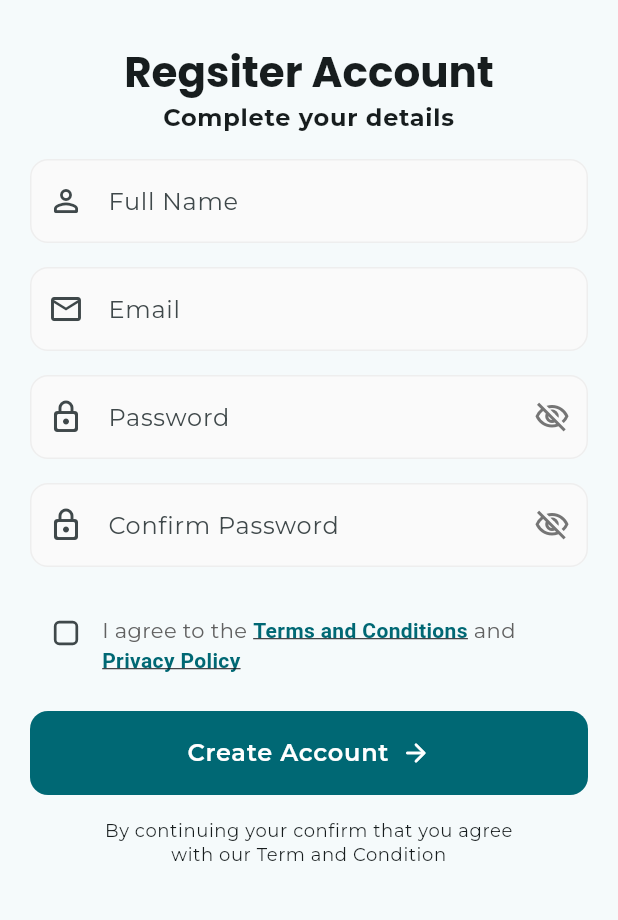
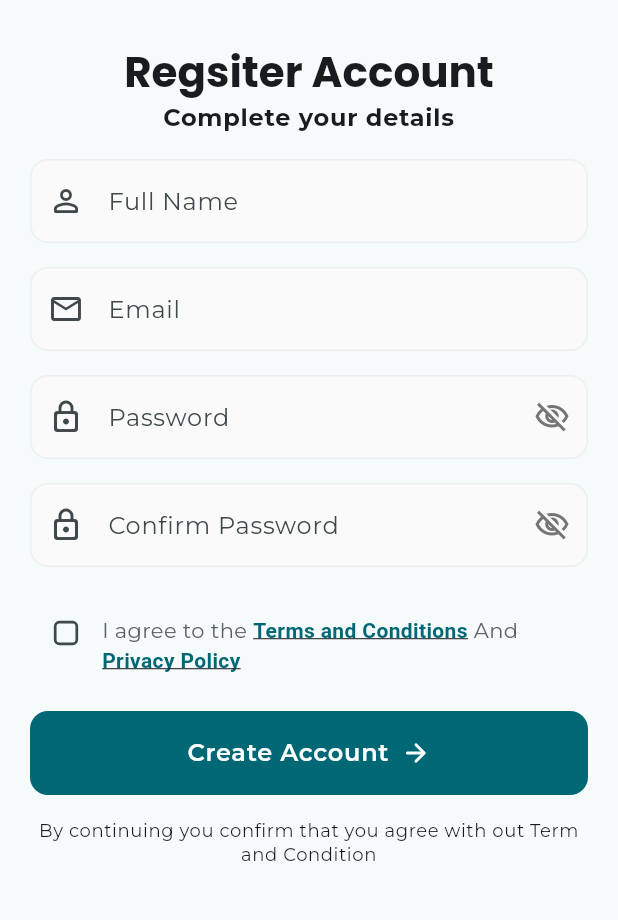
Before and after one commit to sandeeffendi/dicoding_story_app, a Flutter app: the screen it shows after launch, after a tap on "Continue", after a tap on "Sign Up", on a phone screen of 412 x 824 dp, the part 63-983 px from its top. Run offline on Flutter 3.47's test engine with Material 3 defaults, Android fonts, the light colour scheme and no system bars; our stand-ins replace freezed_annotation, geocoding, get_it, go_router, google_fonts, google_maps_flutter and 4 more; accounts and stored records are empty; network calls fail.

Commit message:
Merge Pull Request #15 from Branch feat/auth-part2 into Branch part-2
* feat(auth): improve localization on auth layer

* feat(auth): fix bug on logout flow

* tidy up

* feat(auth): fixing splash page bug

* tidy up

```diff
--- a/lib/core/constants/form_error_constant.dart
+++ b/lib/core/constants/form_error_constant.dart
@@ -3,14 +3,4 @@ class FormErrorConstants {
     r"^[a-zA-Z0-9.]+@[a-zA-Z0-9]+\.[a-zA-Z]+",
   );
   static final RegExp nameValidatorRegExp = RegExp(r'^[A-Za-z\s]+$');
-
-  static const String kEmailNullError = "Please Enter your email";
-  static const String kInvalidEmailError = "Please Enter Valid Email";
-  static const String kPassNullError = "Please Enter your password";
-  static const String kShortPassError = "Password is too short";
-  static const String kMatchPassError = "Passwords don't match";
-  static const String kNamelNullError = "Please Enter your name";
-  static const String kInvalidNameError = "Please Enter your name";
-  static const String kPhoneNumberNullError = "Please Enter your phone number";
-  static const String kAddressNullError = "Please Enter your address";
 }
--- a/lib/core/services/session_services.dart
+++ b/lib/core/services/session_services.dart
@@ -45,5 +45,6 @@ class SessionServices {
   // clear session method
   Future<void> clearSession() async {
     await _prefs.remove(_accessTokenKey);
+    await _prefs.remove(_userName);
   }
 }
--- a/lib/features/auth/pages/login/components/login_form.dart
+++ b/lib/features/auth/pages/login/components/login_form.dart
@@ -111,14 +111,14 @@ class _LoginFormState extends State<LoginForm>
               ),
               const SizedBox(height: 20),
               Text(
-                'Login Failed',
+                AppLocalizations.of(context)!.loginFailedTitle,
                 style: Theme.of(context).textTheme.headlineSmall?.copyWith(
                   fontWeight: FontWeight.bold,
                 ),
               ),
               const SizedBox(height: 12),
               Text(
-                message ?? 'Check your username or password and try again.',
+                message ?? AppLocalizations.of(context)!.checkUserNameTitle,
                 style: Theme.of(
                   context,
                 ).textTheme.bodyMedium?.copyWith(color: Colors.grey[600]),
@@ -138,7 +138,7 @@ class _LoginFormState extends State<LoginForm>
                           borderRadius: BorderRadius.circular(12),
                         ),
                       ),
-                      child: const Text('Sign Up'),
+                      child: Text(AppLocalizations.of(context)!.signUpTitle),
                     ),
                   ),
                   const SizedBox(width: 12),
@@ -153,7 +153,7 @@ class _LoginFormState extends State<LoginForm>
                           borderRadius: BorderRadius.circular(12),
                         ),
                       ),
-                      child: const Text('Try Again'),
+                      child: Text(AppLocalizations.of(context)!.tryAgainTitle),
                     ),
                   ),
                 ],
@@ -167,6 +167,8 @@ class _LoginFormState extends State<LoginForm>
 
   @override
   Widget build(BuildContext context) {
+    final local = AppLocalizations.of(context);
+
     return FadeTransition(
       opacity: _fadeAnimation,
       child: Form(
@@ -183,26 +185,26 @@ class _LoginFormState extends State<LoginForm>
               onFieldSubmitted: (_) => _passwordFocusNode.requestFocus(),
               onChanged: (value) {
                 if (value.isNotEmpty) {
-                  _removeError(FormErrorConstants.kEmailNullError);
+                  _removeError(local.kEmailNullError);
                 }
                 if (FormErrorConstants.emailValidatorRegExp.hasMatch(value)) {
-                  _removeError(FormErrorConstants.kInvalidEmailError);
+                  _removeError(local.kInvalidEmailError);
                 }
               },
               validator: (value) {
                 if (value?.isEmpty ?? true) {
-                  _addError(FormErrorConstants.kEmailNullError);
+                  _addError(local.kEmailNullError);
                   return "";
                 }
                 if (!FormErrorConstants.emailValidatorRegExp.hasMatch(value!)) {
-                  _addError(FormErrorConstants.kInvalidEmailError);
+                  _addError(local.kInvalidEmailError);
                   return "";
                 }
                 return null;
               },
               decoration: InputDecoration(
-                labelText: "Email",
-                hintText: "Enter your email",
+                labelText: local!.emailTitle,
+                hintText: "${local.enterYourTitle} ${local.emailTitle}",
                 prefixIcon: const Icon(Icons.email_outlined),
                 floatingLabelBehavior: FloatingLabelBehavior.auto,
                 filled: true,
@@ -249,26 +251,26 @@ class _LoginFormState extends State<LoginForm>
               onFieldSubmitted: (_) => _handleLogin(),
               onChanged: (value) {
                 if (value.isNotEmpty) {
-                  _removeError(FormErrorConstants.kPassNullError);
+                  _removeError(local.kPassNullError);
                 }
                 if (value.length >= 8) {
-                  _removeError(FormErrorConstants.kShortPassError);
+                  _removeError(local.kShortPassError);
                 }
               },
               validator: (value) {
                 if (value?.isEmpty ?? true) {
-                  _addError(FormErrorConstants.kPassNullError);
+                  _addError(local.kPassNullError);
                   return "";
                 }
                 if (value!.length < 8) {
-                  _addError(FormErrorConstants.kShortPassError);
+                  _addError(local.kShortPassError);
                   return "";
                 }
                 return null;
               },
               decoration: InputDecoration(
-                labelText: "Password",
-                hintText: "Enter your password",
+                labelText: local.passwordTitle,
+                hintText: "${local.enterYourTitle} ${local.passwordTitle}",
                 prefixIcon: const Icon(Icons.lock_outline_rounded),
                 suffixIcon: IconButton(
                   icon: Icon(
@@ -331,7 +333,7 @@ class _LoginFormState extends State<LoginForm>
                   ),
                 ),
                 Text(
-                  "Remember me",
+                  local.rememberMeTitle,
                   style: Theme.of(context).textTheme.bodyMedium,
                 ),
                 const Spacer(),
--- a/lib/features/auth/pages/register/components/register_form.dart
+++ b/lib/features/auth/pages/register/components/register_form.dart
@@ -5,6 +5,7 @@ import 'package:intermediate_first_submission/core/constants/form_error_constant
 import 'package:intermediate_first_submission/core/utils/keyboard_util.dart';
 import 'package:intermediate_first_submission/features/auth/provider/auth_provider.dart';
 import 'package:intermediate_first_submission/features/auth/provider/auth_state.dart';
+import 'package:intermediate_first_submission/generated/l10n/app_localizations.dart';
 import 'package:provider/provider.dart';
 
 class RegisterForm extends StatefulWidget {
@@ -88,11 +89,13 @@ class RegisterFormState extends State<RegisterForm>
     if (!_agreeToTerms) {
       ScaffoldMessenger.of(context).showSnackBar(
         SnackBar(
-          content: const Row(
+          content: Row(
             children: [
-              Icon(Icons.info_outline, color: Colors.white),
-              SizedBox(width: 12),
-              Expanded(child: Text('Please agree to Terms and Conditions')),
+              const Icon(Icons.info_outline, color: Colors.white),
+              const SizedBox(width: 12),
+              Expanded(
+                child: Text(AppLocalizations.of(context)!.agreeTermError),
+              ),
             ],
           ),
           backgroundColor: Colors.orange[600],
@@ -144,14 +147,15 @@ class RegisterFormState extends State<RegisterForm>
               ),
               const SizedBox(height: 20),
               Text(
-                'Registration Failed',
+                AppLocalizations.of(context)!.registerFailedTitle,
                 style: Theme.of(context).textTheme.headlineSmall?.copyWith(
                   fontWeight: FontWeight.bold,
                 ),
               ),
               const SizedBox(height: 12),
               Text(
-                message ?? 'Unable to create account. Please try again.',
+                message ??
+                    AppLocalizations.of(context)!.unableCreateAccountTitle,
                 style: Theme.of(
                   context,
                 ).textTheme.bodyMedium?.copyWith(color: Colors.grey[600]),
@@ -170,7 +174,7 @@ class RegisterFormState extends State<RegisterForm>
                       borderRadius: BorderRadius.circular(12),
                     ),
                   ),
-                  child: const Text('Try Again'),
+                  child: Text(AppLocalizations.of(context)!.tryAgainTitle),
                 ),
               ),
             ],
@@ -205,14 +209,15 @@ class RegisterFormState extends State<RegisterForm>
               ),
               const SizedBox(height: 20),
               Text(
-                'Account Created!',
+                // todo: localize
+                AppLocalizations.of(context)!.accountCreatedTitle,
                 style: Theme.of(context).textTheme.headlineSmall?.copyWith(
                   fontWeight: FontWeight.bold,
                 ),
               ),
               const SizedBox(height: 12),
               Text(
-                'Your account has been created successfully.',
+                AppLocalizations.of(context)!.accountCreatedSubTitle,
                 style: Theme.of(
                   context,
                 ).textTheme.bodyMedium?.copyWith(color: Colors.grey[600]),
@@ -233,7 +238,7 @@ class RegisterFormState extends State<RegisterForm>
                       borderRadius: BorderRadius.circular(12),
                     ),
                   ),
-                  child: const Text('Get Started'),
+                  child: Text(AppLocalizations.of(context)!.getStartedTitle),
                 ),
               ),
             ],
@@ -332,6 +337,8 @@ class RegisterFormState extends State<RegisterForm>
 
   @override
   Widget build(BuildContext context) {
+    final local = AppLocalizations.of(context);
+
     return FadeTransition(
       opacity: _fadeAnimation,
       child: Form(
@@ -348,26 +355,27 @@ class RegisterFormState extends State<RegisterForm>
               onFieldSubmitted: (_) => _emailFocusNode.requestFocus(),
               onChanged: (value) {
                 if (value.isNotEmpty) {
-                  _removeError(FormErrorConstants.kNamelNullError);
+                  _removeError(local!.kNamelNullError);
                 }
                 if (FormErrorConstants.nameValidatorRegExp.hasMatch(value)) {
-                  _removeError(FormErrorConstants.kInvalidNameError);
+                  _removeError(local!.kInvalidNameError);
                 }
               },
               validator: (value) {
                 if (value?.isEmpty ?? true) {
-                  _addError(FormErrorConstants.kNamelNullError);
+                  _addError(local!.kNamelNullError);
                   return "";
                 }
                 if (!FormErrorConstants.nameValidatorRegExp.hasMatch(value!)) {
-                  _addError(FormErrorConstants.kInvalidNameError);
+                  _addError(local!.kInvalidNameError);
                   return "";
                 }
                 return null;
               },
               decoration: InputDecoration(
-                labelText: "Full Name",
-                hintText: "Enter your full name",
+                labelText: AppLocalizations.of(context)!.fullNameTitle,
+                hintText:
+                    "${AppLocalizations.of(context)!.enterYourTitle} ${AppLocalizations.of(context)!.fullNameTitle}",
                 prefixIcon: const Icon(Icons.person_outline_rounded),
                 floatingLabelBehavior: FloatingLabelBehavior.auto,
                 filled: true,
@@ -414,26 +422,26 @@ class RegisterFormState extends State<RegisterForm>
               onFieldSubmitted: (_) => _passwordFocusNode.requestFocus(),
               onChanged: (value) {
                 if (value.isNotEmpty) {
-                  _removeError(FormErrorConstants.kEmailNullError);
+                  _removeError(local.kEmailNullError);
                 }
                 if (FormErrorConstants.emailValidatorRegExp.hasMatch(value)) {
-                  _removeError(FormErrorConstants.kInvalidEmailError);
+                  _removeError(local.kInvalidEmailError);
                 }
               },
               validator: (value) {
                 if (value?.isEmpty ?? true) {
-                  _addError(FormErrorConstants.kEmailNullError);
+                  _addError(local.kEmailNullError);
                   return "";
                 }
                 if (!FormErrorConstants.emailValidatorRegExp.hasMatch(value!)) {
-                  _addError(FormErrorConstants.kInvalidEmailError);
+                  _addError(local.kInvalidEmailError);
                   return "";
                 }
                 return null;
               },
               decoration: InputDecoration(
-                labelText: "Email",
-                hintText: "Enter your email",
+                labelText: local!.emailTitle,
+                hintText: '${local.enterYourTitle} ${local.emailTitle}',
                 prefixIcon: const Icon(Icons.email_outlined),
                 floatingLabelBehavior: FloatingLabelBehavior.auto,
                 filled: true,
@@ -481,26 +489,26 @@ class RegisterFormState extends State<RegisterForm>
               onChanged: (value) {
                 setState(() {}); // Rebuild for password strength
                 if (value.isNotEmpty) {
-                  _removeError(FormErrorConstants.kPassNullError);
+                  _removeError(local.kPassNullError);
                 }
                 if (value.length >= 8) {
-                  _removeError(FormErrorConstants.kShortPassError);
+                  _removeError(local.kShortPassError);
                 }
               },
               validator: (value) {
                 if (value?.isEmpty ?? true) {
-                  _addError(FormErrorConstants.kPassNullError);
+                  _addError(local.kPassNullError);
                   return "";
                 }
                 if (value!.length < 8) {
-                  _addError(FormErrorConstants.kShortPassError);
+                  _addError(local.kShortPassError);
                   return "";
                 }
                 return null;
               },
               decoration: InputDecoration(
-                labelText: "Password",
-                hintText: "Enter your password",
+                labelText: local.passwordTitle,
+                hintText: "${local.enterYourTitle} ${local.passwordTitle}",
                 prefixIcon: const Icon(Icons.lock_outline_rounded),
                 suffixIcon: IconButton(
                   icon: Icon(
@@ -560,26 +568,27 @@ class RegisterFormState extends State<RegisterForm>
               onFieldSubmitted: (_) => _handleRegister(),
               onChanged: (value) {
                 if (value.isNotEmpty) {
-                  _removeError(FormErrorConstants.kPassNullError);
+                  _removeError(local.kPassNullError);
                 }
                 if (value.isNotEmpty && value == _passwordController.text) {
-                  _removeError(FormErrorConstants.kMatchPassError);
+                  _removeError(local.kMatchPassError);
                 }
               },
               validator: (value) {
                 if (value?.isEmpty ?? true) {
-                  _addError(FormErrorConstants.kPassNullError);
+                  _addError(local.kPassNullError);
                   return "";
                 }
                 if (value != _passwordController.text) {
-                  _addError(FormErrorConstants.kMatchPassError);
+                  _addError(local.kMatchPassError);
                   return "";
                 }
                 return null;
               },
               decoration: InputDecoration(
-                labelText: "Confirm Password",
-                hintText: "Re-enter your password",
+                labelText: local.confirmPasswordTitle,
+                hintText:
+                    "${local.enterYourTitle} ${local.confirmPasswordTitle}",
                 prefixIcon: const Icon(Icons.lock_outline_rounded),
                 suffixIcon: IconButton(
                   icon: Icon(
@@ -654,18 +663,18 @@ class RegisterFormState extends State<RegisterForm>
                           style: Theme.of(context).textTheme.bodyMedium
                               ?.copyWith(color: Colors.grey[700]),
                           children: [
-                            const TextSpan(text: 'I agree to the '),
+                            TextSpan(text: '${local.agreeDescription} '),
                             TextSpan(
-                              text: 'Terms and Conditions',
+                              text: local.termsDescription,
                               style: TextStyle(
                                 color: Theme.of(context).colorScheme.primary,
                                 fontWeight: FontWeight.w600,
                                 decoration: TextDecoration.underline,
                               ),
                             ),
-                            const TextSpan(text: ' and '),
+                            TextSpan(text: ' ${local.andTitle} '),
                             TextSpan(
-                              text: 'Privacy Policy',
+                              text: local.privacyDescription,
                               style: TextStyle(
                                 color: Theme.of(context).colorScheme.primary,
                                 fontWeight: FontWeight.w600,
@@ -762,6 +771,8 @@ class _RegisterButtonState extends State<_RegisterButton> {
 
   @override
   Widget build(BuildContext context) {
+    final local = AppLocalizations.of(context);
+
     return Selector<AuthProvider, AuthState>(
       selector: (_, auth) => auth.state,
       builder: (context, state, child) {
@@ -808,19 +819,19 @@ class _RegisterButtonState extends State<_RegisterButton> {
                       color: Colors.white,
                     ),
                   )
-                : const Row(
+                : Row(
                     mainAxisAlignment: MainAxisAlignment.center,
                     children: [
                       Text(
-                        'Create Account',
-                        style: TextStyle(
+                        local!.createAccountTitle,
+                        style: const TextStyle(
                           fontSize: 16,
                           fontWeight: FontWeight.w600,
                           letterSpacing: 0.5,
                         ),
                       ),
-                      SizedBox(width: 8),
-                      Icon(Icons.arrow_forward_rounded, size: 20),
+                      const SizedBox(width: 8),
+                      const Icon(Icons.arrow_forward_rounded, size: 20),
                     ],
                   ),
           ),
--- a/lib/features/auth/pages/register/register_page.dart
+++ b/lib/features/auth/pages/register/register_page.dart
@@ -1,14 +1,16 @@
 import 'package:flutter/material.dart';
+import 'package:intermediate_first_submission/features/auth/pages/register/components/register_form.dart';
 import 'package:intermediate_first_submission/generated/l10n/app_localizations.dart';
-import 'package:intermediate_first_submission/features/auth/pages/register/components/register_form.dart';
 
 class RegisterPage extends StatelessWidget {
   const RegisterPage({super.key});
 
   @override
   Widget build(BuildContext context) {
+    final local = AppLocalizations.of(context)!;
+
     return Scaffold(
-      appBar: AppBar(title: const Text("Sign Up")),
+      appBar: AppBar(title: Text(AppLocalizations.of(context)!.signUpTitle)),
       body: SafeArea(
         child: SizedBox(
           width: double.infinity,
@@ -37,7 +39,7 @@ class RegisterPage extends StatelessWidget {
                   const RegisterForm(),
                   const SizedBox(height: 16),
                   Text(
-                    'By continuing your confirm that you agree \nwith our Term and Condition',
+                    local.termsConfirmDescription,
                     textAlign: TextAlign.center,
                     style: Theme.of(context).textTheme.bodySmall,
                   ),
--- a/lib/features/auth/pages/splash_page.dart
+++ b/lib/features/auth/pages/splash_page.dart
@@ -13,6 +13,13 @@ class SplashPage extends StatefulWidget {
 
 class _SplashPageState extends State<SplashPage> {
   bool _hasNavigated = false;
+  late SplashProvider _provider;
+
+  @override
+  void didChangeDependencies() {
+    super.didChangeDependencies();
+    _provider = context.read<SplashProvider>();
+  }
 
   @override
   void initState() {
@@ -20,19 +27,23 @@ class _SplashPageState extends State<SplashPage> {
     _hasNavigated = false;
 
     WidgetsBinding.instance.addPostFrameCallback((_) {
-      context.read<SplashProvider>().reset();
-      context.read<SplashProvider>().startAnimation();
+      if (!mounted) return;
+
+      _provider.resetToInitial();
+
+      WidgetsBinding.instance.addPostFrameCallback((_) {
+        if (!mounted) return;
+        _provider.startFadeInAnimation();
+      });
     });
   }
 
   void _onAnimationEnd() {
-    final provider = context.read<SplashProvider>();
-    provider.onAnimationEnd();
+    _provider.onAnimationEnd();
   }
 
   void _navigateToNextPage() {
-    final provider = context.read<SplashProvider>();
-    if (provider.isLoggedIn()) {
+    if (_provider.isLoggedIn()) {
       context.go(StoryAppRouter.home);
     } else {
       context.go(StoryAppRouter.login);
@@ -46,7 +57,9 @@ class _SplashPageState extends State<SplashPage> {
     if (state.isNavigating && !_hasNavigated) {
       _hasNavigated = true;
       WidgetsBinding.instance.addPostFrameCallback((_) {
-        if (mounted) _navigateToNextPage();
+        if (mounted) {
+          _navigateToNextPage();
+        }
       });
     }
 
--- a/lib/features/auth/provider/splash_provider.dart
+++ b/lib/features/auth/provider/splash_provider.dart
@@ -9,6 +9,16 @@ class SplashProvider extends ChangeNotifier {
 
   SplashState _state = const SplashState();
   SplashState get state => _state;
+
+  void resetToInitial() {
+    _state = const SplashState();
+    notifyListeners();
+  }
+
+  void startFadeInAnimation() {
+    _state = _state.copyWith(phase: SplashPhase.fadeIn, opacity: 1.0);
+    notifyListeners();
+  }
 
   void startAnimation() {
     _state = _state.copyWith(phase: SplashPhase.fadeIn, opacity: 1.0);
--- a/lib/features/auth/provider/splash_state.dart
+++ b/lib/features/auth/provider/splash_state.dart
@@ -1,11 +1,12 @@
-enum SplashPhase { fadeIn, visible, fadeOut, navigating }
+enum SplashPhase { initial, fadeIn, visible, fadeOut, navigating }
 
 class SplashState {
   final SplashPhase phase;
   final double opacity;
 
-  const SplashState({this.phase = SplashPhase.fadeIn, this.opacity = 0.0});
+  const SplashState({this.phase = SplashPhase.initial, this.opacity = 0.0});
 
+  bool get isInitial => phase == SplashPhase.initial;
   bool get isFadeIn => phase == SplashPhase.fadeIn;
   bool get isVisible => phase == SplashPhase.visible;
   bool get isFadeOut => phase == SplashPhase.fadeOut;
```
Also changed, not shown: lib/features/post/pages/post_page.dart (+6 -2 lines), lib/features/profile/pages/profile_page.dart (+9 -7 lines), lib/l10n/app_en.arb (+31 -1 lines), lib/l10n/app_id.arb (+31 -1 lines), lib/generated/l10n/app_localizations.dart, lib/generated/l10n/app_localizations_en.dart, lib/generated/l10n/app_localizations_id.dart.
